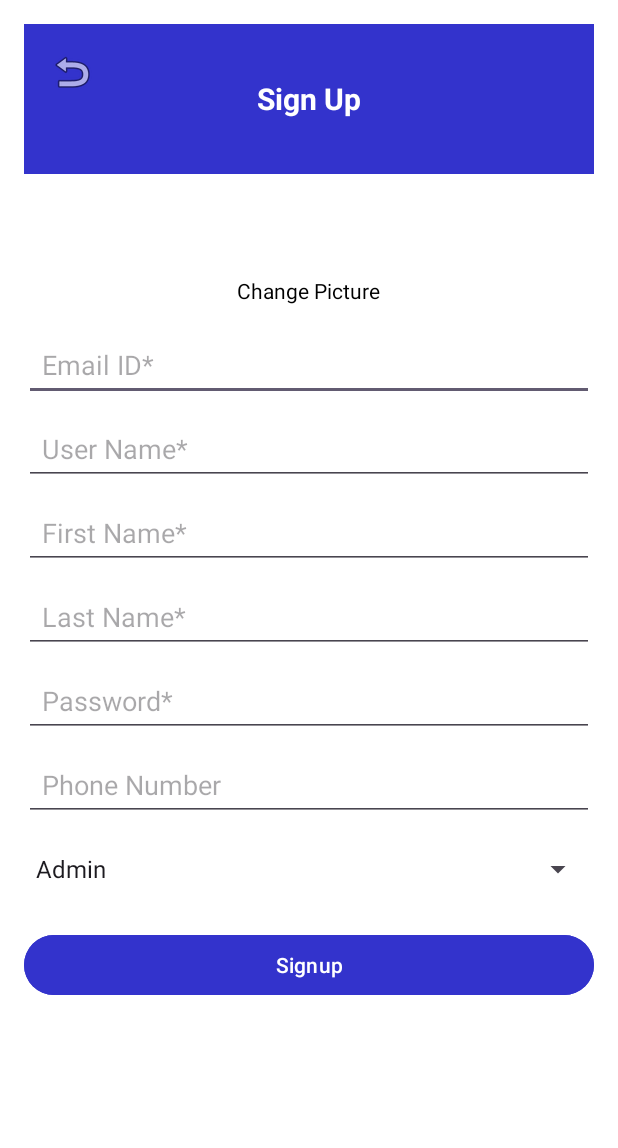
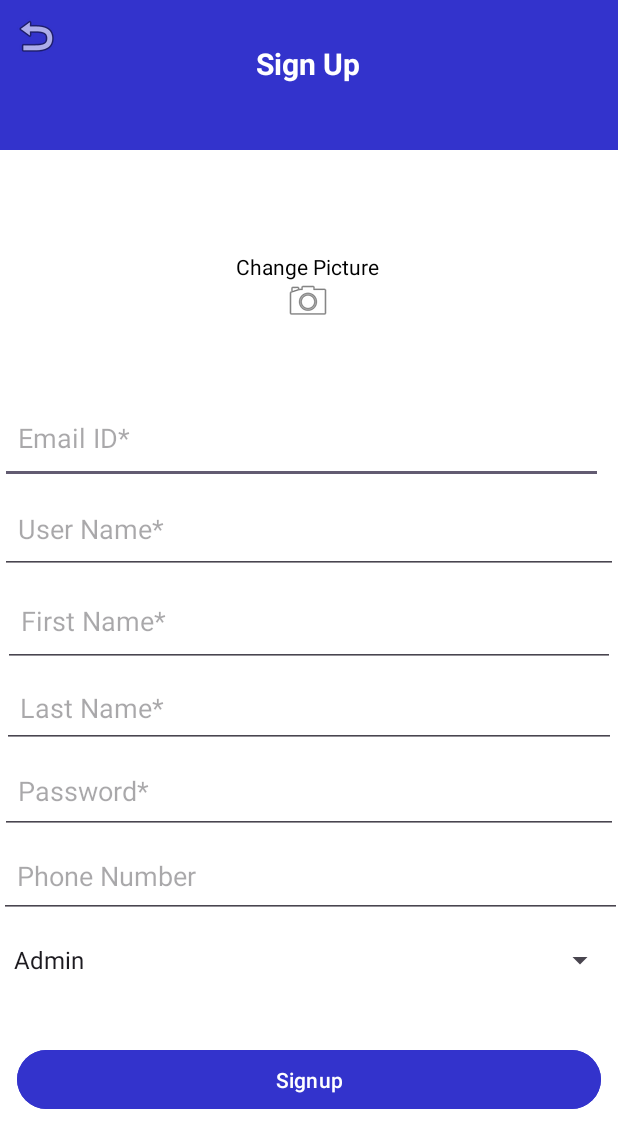
Before and after one commit to zahid2011/event-management-app, an Android app: the SignupActivity screen opened directly, with no data from a screen before it, on a phone screen of 412 x 824 dp. Shown: the top 1148 px of the screen. Run offline under Robolectric (Android 15) with nearby library versions, the phone set to English and light mode, and no system bars; our stand-ins replace Firebase (no records; nobody signed in at launch, a user with empty details on screens opened directly).

Commit message:
updated sign up page and remove image xml

```diff
--- a/app/src/main/java/com/example/event_lottery/User.java
+++ b/app/src/main/java/com/example/event_lottery/User.java
@@ -71,4 +71,6 @@ public class User {
         this.role = role;
     }
 
+
+
 }
--- a/app/src/main/res/layout/sign_up_page.xml
+++ b/app/src/main/res/layout/sign_up_page.xml
@@ -1,33 +1,59 @@
 <?xml version="1.0" encoding="utf-8"?>
-<LinearLayout
-    xmlns:android="http://schemas.android.com/apk/res/android"
+<androidx.constraintlayout.widget.ConstraintLayout xmlns:android="http://schemas.android.com/apk/res/android"
+    xmlns:app="http://schemas.android.com/apk/res-auto"
     xmlns:tools="http://schemas.android.com/tools"
     android:layout_width="match_parent"
     android:layout_height="match_parent"
-    android:orientation="vertical"
     android:background="#FFFFFF"
-    android:padding="16dp"
     tools:context=".SignupActivity">
 
     <!-- Top Section with Back and Icons -->
-    <RelativeLayout
-        android:layout_width="match_parent"
-        android:layout_height="100dp"
-        android:background="#3333CC">
 
     <!-- Back Button -->
+
+    <!-- Title Text -->
+
+    <!-- Email Icon -->
+
+    <!-- Alert Icon -->
+
+    <!-- Profile Image Section -->
+
+    <!-- Edit Image Button for Profile Image -->
+
+
+    <!-- Input Fields -->
+
+    <!-- Role Spinner -->
+
+    <!-- Signup Button -->
+
+    <View
+        android:id="@+id/headerBackground"
+        android:layout_width="0dp"
+        android:layout_height="100dp"
+        android:background="#3333CC"
+        app:layout_constraintEnd_toEndOf="parent"
+        app:layout_constraintHorizontal_bias="0.0"
+        app:layout_constraintStart_toStartOf="parent"
+        app:layout_constraintTop_toTopOf="parent" />
+
     <ImageButton
         android:id="@+id/backButton"
         android:layout_width="wrap_content"
         android:layout_height="wrap_content"
-            android:src="@android:drawable/ic_menu_revert"
         android:background="?attr/selectableItemBackgroundBorderless"
         android:contentDescription="Back"
         android:padding="8dp"
-            android:layout_alignParentStart="true"
-            android:layout_margin="8dp"/>
+        android:src="@android:drawable/ic_menu_revert"
+        app:layout_constraintBottom_toTopOf="@+id/profileImage"
+        app:layout_constraintEnd_toEndOf="parent"
+        app:layout_constraintHorizontal_bias="0.0"
 
-        <!-- Title Text -->
+        app:layout_constraintStart_toStartOf="parent"
+        app:layout_constraintTop_toTopOf="@id/headerBackground"
+        app:layout_constraintVertical_bias="0.0" />
+
     <TextView
         android:id="@+id/titleText"
         android:layout_width="wrap_content"
@@ -36,132 +62,136 @@
         android:textColor="#FFFFFF"
         android:textSize="20sp"
         android:textStyle="bold"
-            android:layout_centerHorizontal="true"
-            android:layout_centerVertical="true"/>
-
-        <!-- Icons -->
-        <ImageView
-            android:id="@+id/emailIcon"
-            android:layout_width="24dp"
-            android:layout_height="24dp"
-
-            android:layout_alignParentEnd="true"
-            android:layout_marginEnd="48dp"
-            android:layout_centerVertical="true"/>
-
-        <ImageView
-            android:id="@+id/alertIcon"
-            android:layout_width="24dp"
-            android:layout_height="24dp"
-
-            android:layout_alignParentEnd="true"
-            android:layout_marginEnd="8dp"
-            android:layout_centerVertical="true"/>
-    </RelativeLayout>
-
-    <!-- Profile Image Section -->
-    <LinearLayout
-        android:layout_width="match_parent"
-        android:layout_height="wrap_content"
-        android:orientation="vertical"
-        android:gravity="center"
-        android:layout_marginTop="-40dp">
+        app:layout_constraintBottom_toBottomOf="@id/headerBackground"
+        app:layout_constraintBottom_toTopOf="@+id/profileImage"
+        app:layout_constraintEnd_toEndOf="parent"
+        app:layout_constraintHorizontal_bias="0.498"
+        app:layout_constraintStart_toStartOf="parent"
+        app:layout_constraintTop_toTopOf="@id/headerBackground"
+        app:layout_constraintVertical_bias="0.704" />
 
     <ImageView
         android:id="@+id/profileImage"
         android:layout_width="100dp"
         android:layout_height="100dp"
-            android:layout_gravity="center"/>
+        android:layout_marginTop="68dp"
+        app:layout_constraintEnd_toEndOf="parent"
+        app:layout_constraintHorizontal_bias="0.498"
+        app:layout_constraintStart_toStartOf="parent"
 
-        <ImageView
+        app:layout_constraintTop_toTopOf="@+id/headerBackground" />
+
+    <ImageButton
         android:id="@+id/cameraIcon"
-            android:layout_width="24dp"
-            android:layout_height="24dp"
-            android:layout_gravity="center"
-            android:layout_marginTop="-24dp"
-            tools:srcCompat="@android:drawable/ic_menu_camera" />
+        android:layout_width="30dp"
+        android:layout_height="25dp"
+        android:layout_marginTop="20dp"
+        android:background="?attr/selectableItemBackgroundBorderless"
+        android:src="@android:drawable/ic_menu_camera"
+        app:layout_constraintEnd_toEndOf="parent"
+        app:layout_constraintHorizontal_bias="0.498"
+        app:layout_constraintStart_toStartOf="parent"
+        app:layout_constraintTop_toBottomOf="@+id/profileImage" />
 
     <TextView
-            android:layout_width="wrap_content"
-            android:layout_height="wrap_content"
+        android:id="@+id/textView"
+        android:layout_width="98dp"
+        android:layout_height="22dp"
         android:text="Change Picture"
+        android:textColor="#000000"
         android:textSize="14sp"
-            android:layout_marginTop="8dp"
-            android:textColor="#000000"/>
-    </LinearLayout>
+        app:layout_constraintEnd_toEndOf="parent"
+        app:layout_constraintStart_toStartOf="parent"
+        app:layout_constraintTop_toBottomOf="@id/profileImage" />
 
-    <!-- Input Fields -->
     <EditText
         android:id="@+id/emailEditText"
-        android:layout_width="match_parent"
-        android:layout_height="48dp"
+        android:layout_width="402dp"
+        android:layout_height="61dp"
+        android:layout_marginTop="48dp"
         android:hint="Email ID*"
-
+        android:inputType="textEmailAddress"
         android:padding="12dp"
-        android:layout_marginTop="16dp"
-        android:inputType="textEmailAddress"/>
+        app:layout_constraintEnd_toEndOf="parent"
+        app:layout_constraintHorizontal_bias="0.0"
+        app:layout_constraintStart_toStartOf="parent"
+        app:layout_constraintTop_toBottomOf="@+id/cameraIcon" />
 
     <EditText
         android:id="@+id/usernameEditText"
-        android:layout_width="match_parent"
-        android:layout_height="48dp"
+        android:layout_width="412dp"
+        android:layout_height="60dp"
         android:hint="User Name*"
-
         android:padding="12dp"
-        android:layout_marginTop="8dp"/>
+        app:layout_constraintEnd_toEndOf="parent"
+        app:layout_constraintStart_toStartOf="parent"
+        app:layout_constraintTop_toBottomOf="@id/emailEditText" />
 
     <EditText
         android:id="@+id/firstNameEditText"
-        android:layout_width="match_parent"
-        android:layout_height="48dp"
+        android:layout_width="408dp"
+        android:layout_height="62dp"
         android:hint="First Name*"
-
         android:padding="12dp"
-        android:layout_marginTop="8dp"/>
+        app:layout_constraintEnd_toEndOf="parent"
+        app:layout_constraintStart_toStartOf="parent"
+        app:layout_constraintTop_toBottomOf="@id/usernameEditText" />
 
     <EditText
         android:id="@+id/lastNameEditText"
-        android:layout_width="match_parent"
-        android:layout_height="48dp"
+        android:layout_width="409dp"
+        android:layout_height="54dp"
         android:hint="Last Name*"
+        android:padding="12dp"
+        app:layout_constraintEnd_toEndOf="parent"
+        app:layout_constraintStart_toStartOf="parent"
 
-        android:padding="12dp"
-        android:layout_marginTop="8dp"/>
+        app:layout_constraintTop_toBottomOf="@id/firstNameEditText" />
 
     <EditText
         android:id="@+id/passwordEditText"
-        android:layout_width="match_parent"
-        android:layout_height="48dp"
+        android:layout_width="412dp"
+        android:layout_height="57dp"
         android:hint="Password*"
+        android:inputType="textPassword"
+        android:padding="12dp"
+        app:layout_constraintEnd_toEndOf="parent"
+        app:layout_constraintStart_toStartOf="parent"
 
-        android:padding="12dp"
-        android:layout_marginTop="8dp"
-        android:inputType="textPassword"/>
+        app:layout_constraintTop_toBottomOf="@id/lastNameEditText" />
 
     <EditText
         android:id="@+id/phoneNumberEditText"
-        android:layout_width="match_parent"
-        android:layout_height="48dp"
+        android:layout_width="415dp"
+        android:layout_height="56dp"
         android:hint="Phone Number"
+        android:inputType="phone"
+        android:padding="12dp"
+        app:layout_constraintEnd_toEndOf="parent"
+        app:layout_constraintStart_toStartOf="parent"
 
-        android:padding="12dp"
-        android:layout_marginTop="8dp"
-        android:inputType="phone"/>
+        app:layout_constraintTop_toBottomOf="@id/passwordEditText" />
 
-    <!-- Role Spinner -->
     <Spinner
         android:id="@+id/roleSpinner"
-        android:layout_width="match_parent"
-        android:layout_height="48dp"
-        android:layout_marginTop="8dp" />
+        android:layout_width="409dp"
+        android:layout_height="56dp"
+        app:layout_constraintEnd_toEndOf="parent"
+        app:layout_constraintStart_toStartOf="parent"
 
-    <!-- Signup Button -->
+        app:layout_constraintTop_toBottomOf="@id/phoneNumberEditText" />
+
     <Button
         android:id="@+id/save_changes"
-        android:layout_width="match_parent"
-        android:layout_height="48dp"
+        android:layout_width="389dp"
+        android:layout_height="47dp"
+        android:layout_marginTop="28dp"
+        android:backgroundTint="#3333CC"
         android:text="Signup"
         android:textColor="#FFFFFF"
-        android:backgroundTint="#3333CC"
-        android:layout_marginTop="16dp"/>
-</LinearLayout>
+        app:layout_constraintEnd_toEndOf="parent"
+
+        app:layout_constraintStart_toStartOf="parent"
+        app:layout_constraintTop_toBottomOf="@id/roleSpinner" />
+
+</androidx.constraintlayout.widget.ConstraintLayout>
```
Also changed, not shown: app/src/main/res/layout/event_details_page_sign_up.xml (added, +132 -0 lines), app/src/main/res/layout/upload_remove_image.xml (added, +104 -0 lines). Lines whose indentation alone changed are shown as unchanged.
